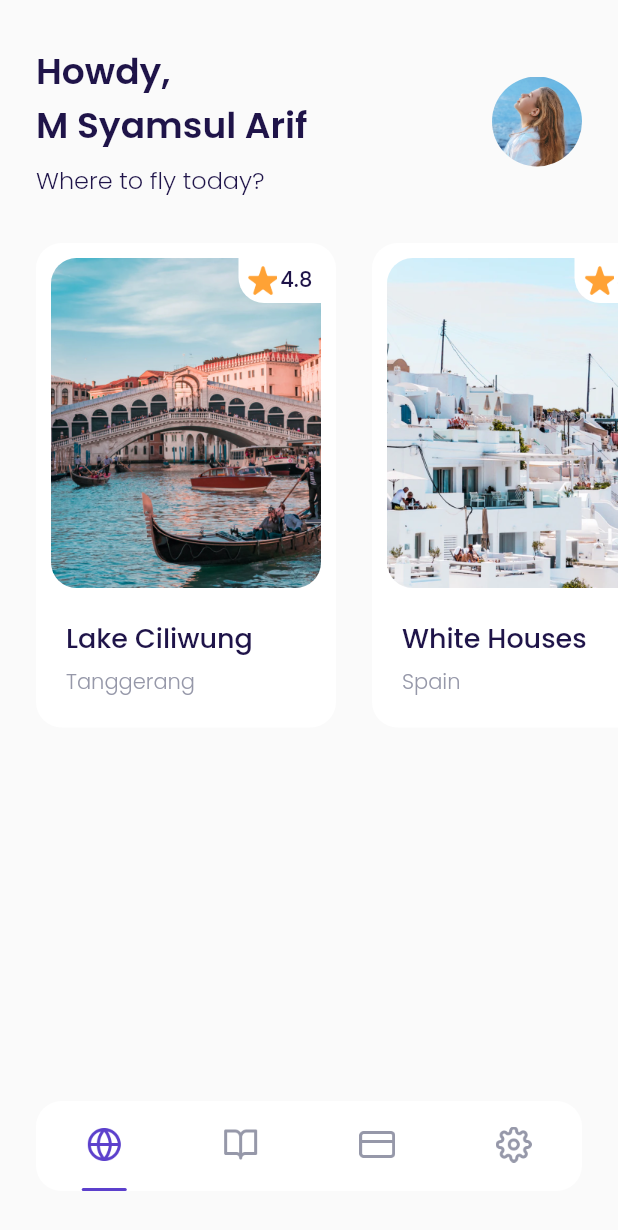
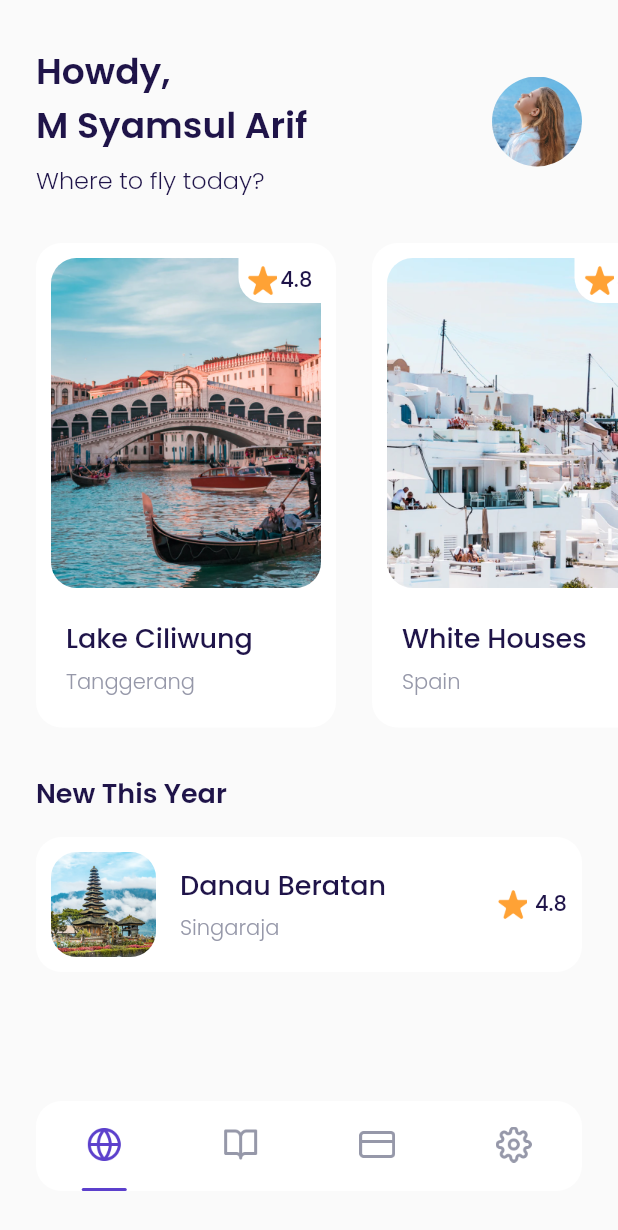
Before and after one commit to msyamsularif/airplane, a Flutter app: the MainPage screen opened by its route, on a phone screen of 412 x 824 dp. Shown: the top 1230 px of the screen. Run offline on Flutter 3.47's test engine with Material 2 defaults, Android fonts, the phone set to English and light mode, and no system bars; our stand-ins replace google_fonts.

Commit message:
Add widget destination tile

```diff
--- a/lib/ui/pages/home_page.dart
+++ b/lib/ui/pages/home_page.dart
@@ -1,3 +1,4 @@
+import 'package:airplane/ui/widgets/destination_tile.dart';
 import 'package:flutter/material.dart';
 
 import '../../shared/theme.dart';
@@ -98,10 +99,31 @@ class HomePage extends StatelessWidget {
       );
     }
 
+    Widget newDestinations() {
+      return Container(
+        margin:
+            EdgeInsets.only(top: 30, left: defaultMargin, right: defaultMargin),
+        child: Column(
+          crossAxisAlignment: CrossAxisAlignment.start,
+          children: [
+            Text(
+              'New This Year',
+              style: blackTextStyle.copyWith(
+                fontSize: 18,
+                fontWeight: semiBold,
+              ),
+            ),
+            DestinaitonTile(),
+          ],
+        ),
+      );
+    }
+
     return ListView(
       children: [
         header(),
         pupularDestination(),
+        newDestinations(),
       ],
     );
   }
--- /dev/null
+++ b/lib/ui/widgets/destination_tile.dart
@@ -0,0 +1,76 @@
+import 'package:airplane/shared/theme.dart';
+import 'package:flutter/material.dart';
+
+class DestinaitonTile extends StatelessWidget {
+  const DestinaitonTile({Key? key}) : super(key: key);
+
+  @override
+  Widget build(BuildContext context) {
+    return Container(
+      margin: const EdgeInsets.only(top: 16),
+      padding: const EdgeInsets.all(10),
+      decoration: BoxDecoration(
+        color: kWhiteColor,
+        borderRadius: BorderRadius.circular(defaultRadius),
+      ),
+      child: Row(
+        children: [
+          Container(
+            width: 70,
+            height: 70,
+            margin: const EdgeInsets.only(right: 16),
+            decoration: BoxDecoration(
+              image: const DecorationImage(
+                fit: BoxFit.cover,
+                image: AssetImage('assets/image_destination6.png'),
+              ),
+              borderRadius: BorderRadius.circular(defaultRadius),
+            ),
+          ),
+          Expanded(
+            child: Column(
+              crossAxisAlignment: CrossAxisAlignment.start,
+              children: [
+                Text(
+                  'Danau Beratan',
+                  style: blackTextStyle.copyWith(
+                    fontSize: 18,
+                    fontWeight: medium,
+                  ),
+                ),
+                const SizedBox(height: 5),
+                Text(
+                  'Singaraja',
+                  style: greyTextStyle.copyWith(
+                    fontWeight: light,
+                  ),
+                )
+              ],
+            ),
+          ),
+          Row(
+            mainAxisAlignment: MainAxisAlignment.center,
+            children: [
+              Container(
+                width: 20,
+                height: 20,
+                margin: const EdgeInsets.only(right: 5),
+                decoration: const BoxDecoration(
+                  image: DecorationImage(
+                    image: AssetImage('assets/icon_star.png'),
+                  ),
+                ),
+              ),
+              Text(
+                '4.8',
+                style: blackTextStyle.copyWith(
+                  fontWeight: medium,
+                ),
+              )
+            ],
+          ),
+        ],
+      ),
+    );
+  }
+}
```
